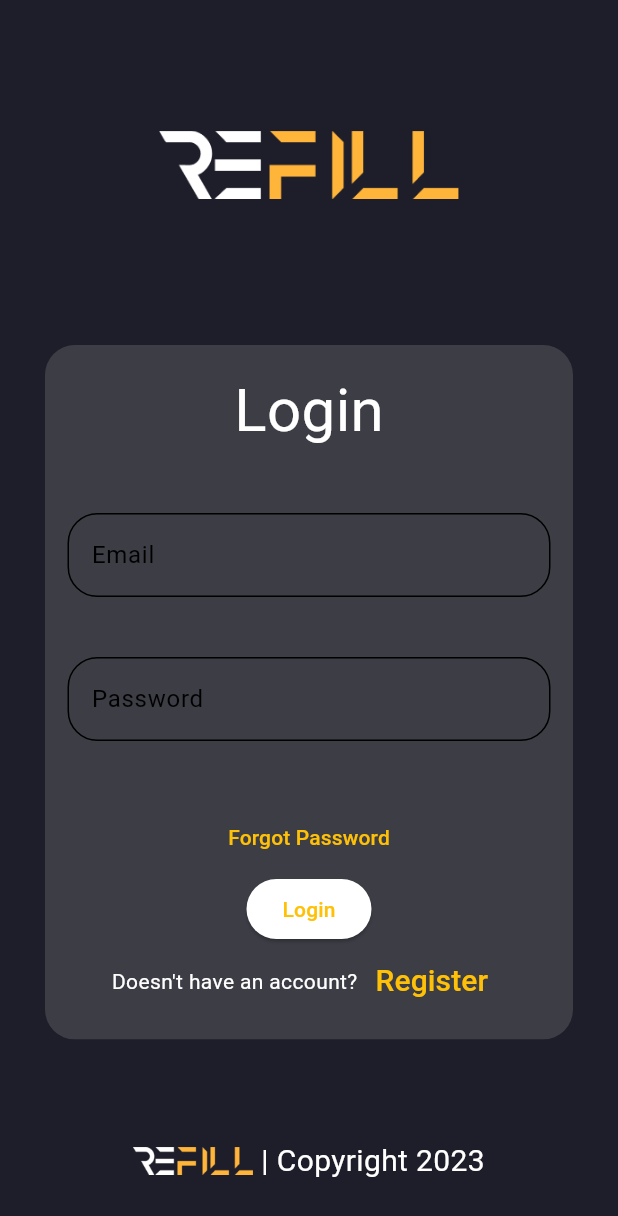
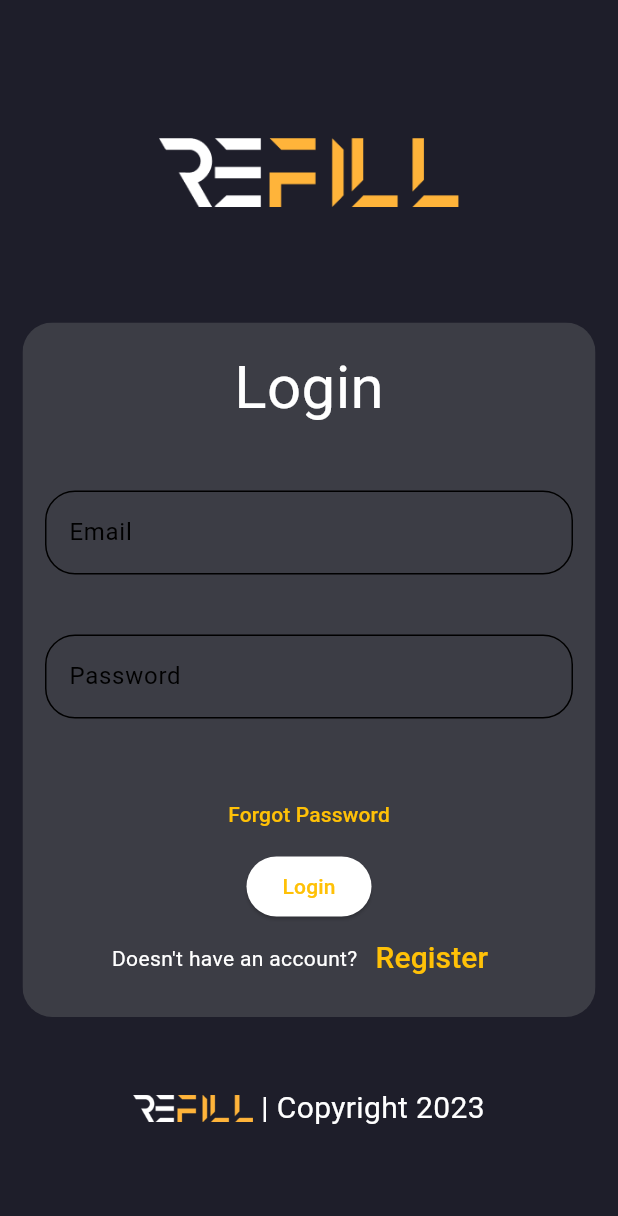
Before and after one commit to eviepk12/ReFill, a Flutter app: the screen it shows after launch, on a phone screen of 412 x 824 dp. Shown: the top 1216 px of the screen. Run offline on Flutter 3.47's test engine with Material 2 defaults, Android fonts, the phone set to English and light mode, and no system bars; our stand-ins replace firebase_auth, firebase_core; accounts and stored records are empty.

Commit message:
fixed web UI

```diff
--- a/lib/pages/login_register_page.dart
+++ b/lib/pages/login_register_page.dart
@@ -47,18 +47,18 @@ class _LoginPageState extends State<LoginPage> {
   @override
   Widget build(BuildContext context) {
     return Padding(
-        padding: const EdgeInsets.all(10),
+        padding: const EdgeInsets.all(15),
         child: ListView(
           children: [
             Column(
-              mainAxisAlignment: MainAxisAlignment.spaceBetween,
+              mainAxisAlignment: MainAxisAlignment.center,
               children: [
                 // Refill Logo
                 const RefillLogo(),
 
                 // Login Container
-                Padding(
-                  padding: const EdgeInsets.all(20.0),
+                SizedBox(
+                  width: 550,
                   child: ClipRRect(
                     borderRadius: BorderRadius.circular(20),
                     child: Container(
```
Also changed, not shown: 12 other files.
